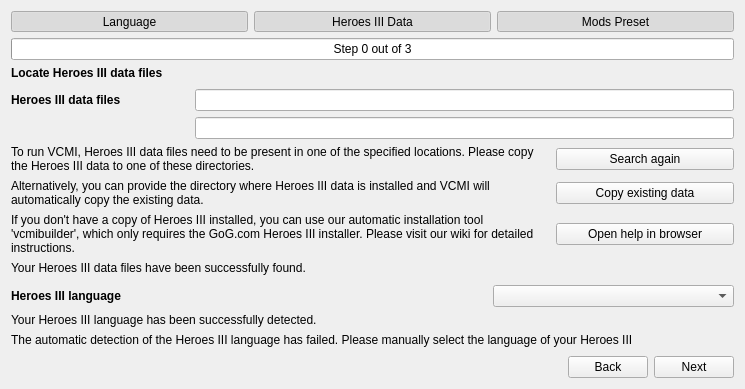
Above: launcher/firstLaunch/firstlaunch_moc.ui from vcmi/vcmi before the change. Below: the same form after it.
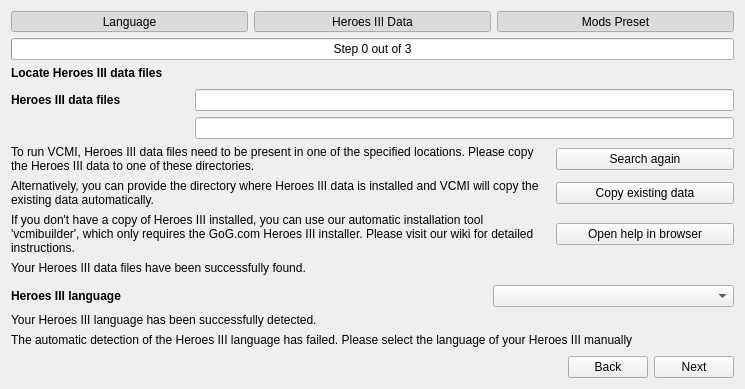
That is the form after the change. The open tabs and pages were chosen to show the change.

Commit message: Fixes after review

```diff
--- a/launcher/firstLaunch/firstlaunch_moc.ui
+++ b/launcher/firstLaunch/firstlaunch_moc.ui
@@ -413,7 +413,7 @@
             </sizepolicy>
            </property>
            <property name="text">
-            <string>Alternatively, you can provide the directory where Heroes III data is installed and VCMI will automatically copy the existing data.</string>
+            <string>Alternatively, you can provide the directory where Heroes III data is installed and VCMI will copy the existing data automatically.</string>
            </property>
            <property name="wordWrap">
             <bool>true</bool>
@@ -482,7 +482,7 @@
          <item row="2" column="0" colspan="2">
           <widget class="QLabel" name="labelDataFailure">
            <property name="text">
-            <string>The automatic detection of the Heroes III language has failed. Please manually select the language of your Heroes III</string>
+            <string>The automatic detection of the Heroes III language has failed. Please select the language of your Heroes III manually</string>
            </property>
            <property name="wordWrap">
             <bool>true</bool>
```
Left out of the diff: 2 changed lines with no effect on the pictures.
